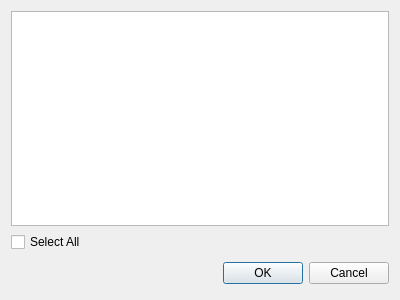
This is src/loadfromfolderdialog.ui in chchwy/ogre-v2-mesh-viewer as Qt 5 draws it before an edit. The edited form follows.
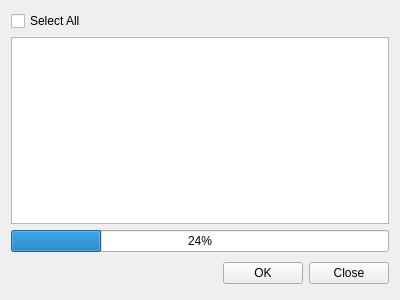
This is the edited form.

```diff
--- a/src/loadfromfolderdialog.ui
+++ b/src/loadfromfolderdialog.ui
@@ -15,17 +15,34 @@
   </property>
   <layout class="QVBoxLayout" name="verticalLayout">
    <item>
-    <widget class="QListWidget" name="listWidget"/>
-   </item>
-   <item>
-    <widget class="QCheckBox" name="checkBox">
+    <widget class="QCheckBox" name="selectAllCheckbox">
      <property name="text">
       <string>Select All</string>
      </property>
     </widget>
    </item>
    <item>
-    <layout class="QHBoxLayout">
+    <widget class="QListWidget" name="listWidget"/>
+   </item>
+   <item>
+    <layout class="QVBoxLayout" name="verticalLayout_2">
+     <property name="leftMargin">
+      <number>0</number>
+     </property>
+     <property name="topMargin">
+      <number>0</number>
+     </property>
+     <item>
+      <widget class="QProgressBar" name="progressBar">
+       <property name="value">
+        <number>24</number>
+       </property>
+      </widget>
+     </item>
+    </layout>
+   </item>
+   <item>
+    <layout class="QHBoxLayout" name="HBoxLayout3">
      <property name="spacing">
       <number>6</number>
      </property>
@@ -42,7 +59,7 @@
       <number>0</number>
      </property>
      <item>
-      <spacer>
+      <spacer name="spacer11">
        <property name="orientation">
         <enum>Qt::Horizontal</enum>
        </property>
@@ -59,12 +76,21 @@
        <property name="text">
         <string>OK</string>
        </property>
+       <property name="autoDefault">
+        <bool>false</bool>
+       </property>
+       <property name="default">
+        <bool>false</bool>
+       </property>
       </widget>
      </item>
      <item>
       <widget class="QPushButton" name="cancelButton">
        <property name="text">
-        <string>Cancel</string>
+        <string>Close</string>
+       </property>
+       <property name="autoDefault">
+        <bool>false</bool>
        </property>
       </widget>
      </item>
```
Left out of the diff: 16 changed lines with no effect on the pictures.
